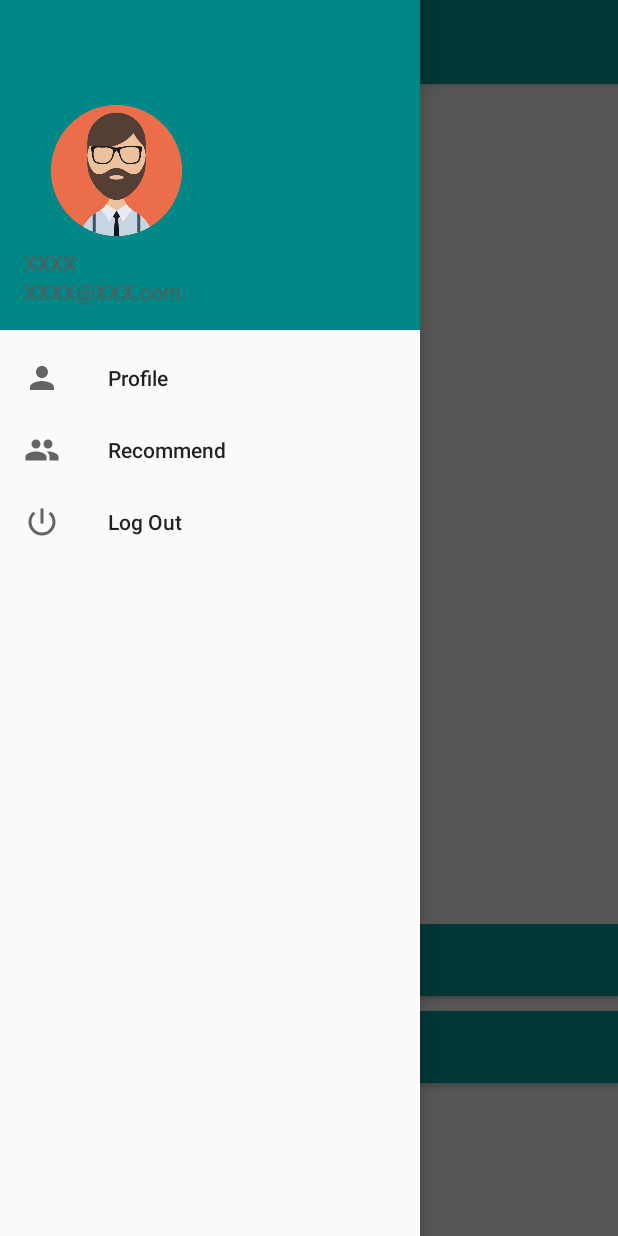
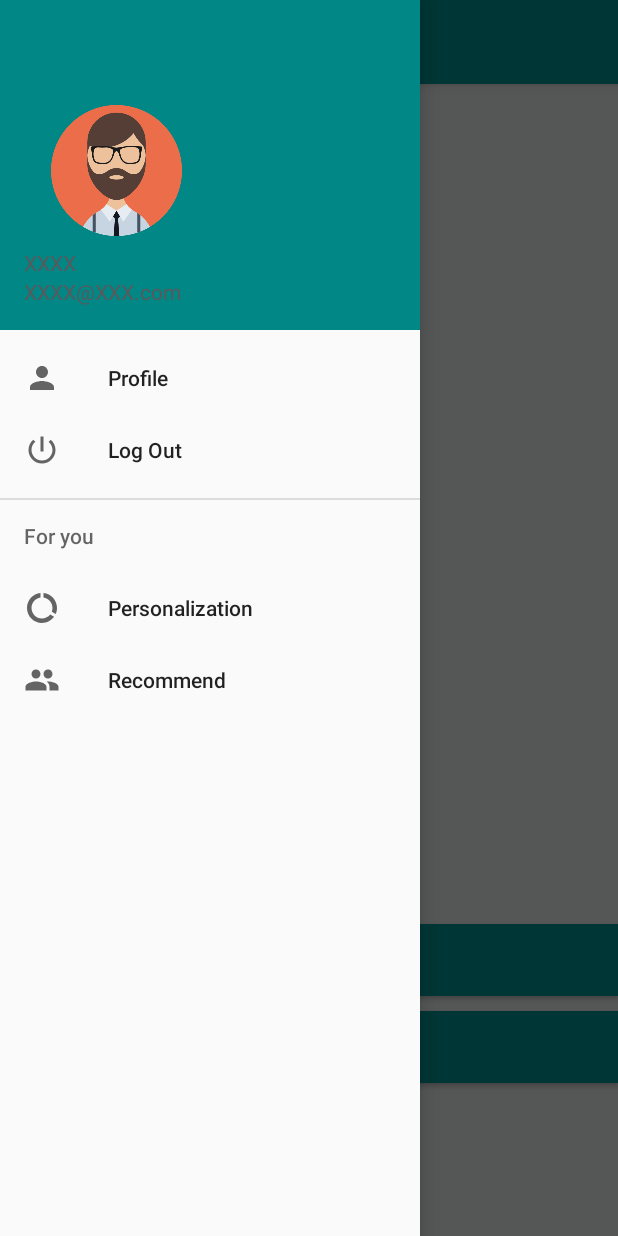
Before and after one commit to Hack-Rx/NineNine, an Android app: the Home screen opened directly, with no data from a screen before it, with the side drawer open, on a phone screen of 412 x 824 dp. Run offline under Robolectric (Android 15) with nearby library versions, the light colour scheme and no system bars; our stand-ins replace Firebase (no records; nobody signed in at launch, a user with empty details on screens opened directly); libraries missing offline, so code that uses them is left out: com.github.mikephil.charting; plain views replace PieChart; Roboto replaces fonts that are not available here; 20 statements that could not run were skipped.

Commit message:
personalization added

```diff
--- a/app/src/main/res/drawable/ic_logout.xml
+++ b/app/src/main/res/drawable/ic_logout.xml
@@ -5,6 +5,6 @@
     android:viewportHeight="24"
     android:tint="?attr/colorControlNormal">
   <path
-
+      android:fillColor="#FF000000"
       android:pathData="M13,3h-2v10h2L13,3zM17.83,5.17l-1.42,1.42C17.99,7.86 19,9.81 19,12c0,3.87 -3.13,7 -7,7s-7,-3.13 -7,-7c0,-2.19 1.01,-4.14 2.58,-5.42L6.17,5.17C4.23,6.82 3,9.26 3,12c0,4.97 4.03,9 9,9s9,-4.03 9,-9c0,-2.74 -1.23,-5.18 -3.17,-6.83z"/>
 </vector>
--- /dev/null
+++ b/app/src/main/res/drawable/ic_personalization.xml
@@ -0,0 +1,10 @@
+<vector xmlns:android="http://schemas.android.com/apk/res/android"
+    android:width="24dp"
+    android:height="24dp"
+    android:viewportWidth="24"
+    android:viewportHeight="24"
+    android:tint="?attr/colorControlNormal">
+  <path
+      android:fillColor="#FF000000"
+      android:pathData="M13,2.05v3.03c3.39,0.49 6,3.39 6,6.92 0,0.9 -0.18,1.75 -0.48,2.54l2.6,1.53c0.56,-1.24 0.88,-2.62 0.88,-4.07 0,-5.18 -3.95,-9.45 -9,-9.95zM12,19c-3.87,0 -7,-3.13 -7,-7 0,-3.53 2.61,-6.43 6,-6.92V2.05c-5.06,0.5 -9,4.76 -9,9.95 0,5.52 4.47,10 9.99,10 3.31,0 6.24,-1.61 8.06,-4.09l-2.6,-1.53C16.17,17.98 14.21,19 12,19z"/>
+</vector>
--- a/app/src/main/res/menu/draw_menu.xml
+++ b/app/src/main/res/menu/draw_menu.xml
@@ -7,16 +7,27 @@
             android:id="@+id/profile"
             android:icon="@drawable/ic_profile"
             android:title="Profile" />
-        <item
-            android:id="@+id/recomend"
-            android:icon="@drawable/ic_group_black_24dp"
-            android:title="Recommend" />
+
         <item
             android:id="@+id/logout"
             android:icon="@drawable/ic_power_settings_new_black_24dp"
             android:title="Log Out" />
 
     </group>
+    <item android:title="For you">
+        <menu>
+            <item
+                android:id="@+id/personalization"
+                android:icon="@drawable/ic_personalization"
+                android:title="Personalization" />
+            <item
+                android:id="@+id/recomend"
+                android:icon="@drawable/ic_group_black_24dp"
+                android:title="Recommend" />
+
+        </menu>
+    </item>
+
 
 
 </menu>
```
